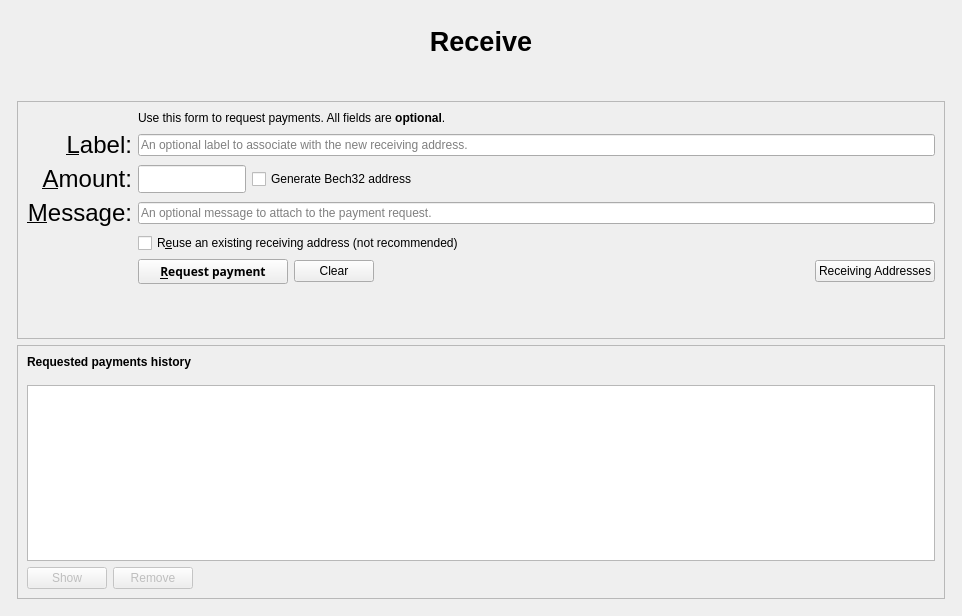
Above: src/qt/forms/receivecoinsdialog.ui from KolbyML/bitcoin before the change. Below: the same form after it.
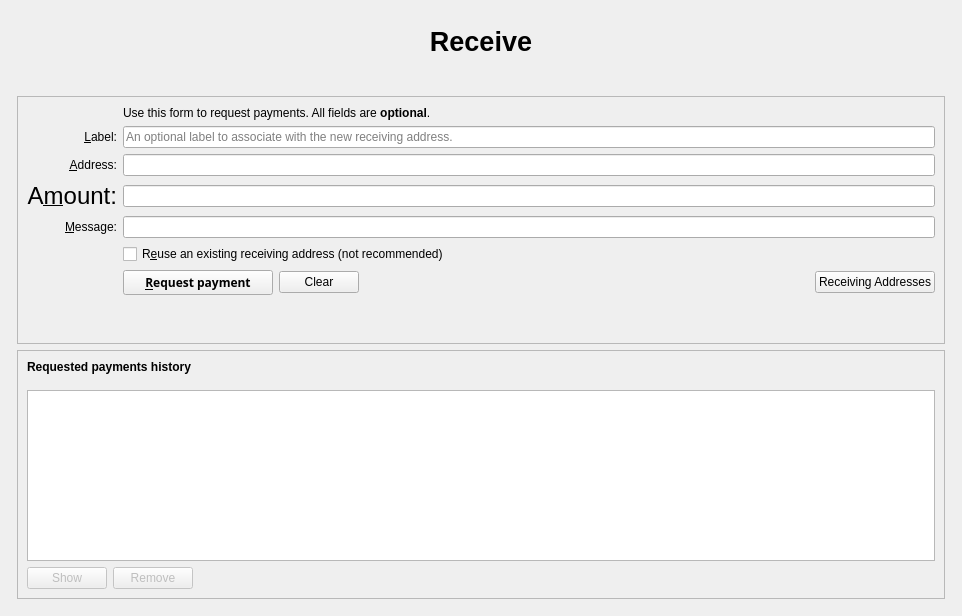
That is the form after the change. Icons and pictures are not drawn. Custom widgets are drawn as their Qt base class.

Commit message:
[UI] Add an address field to the receive form
Users will more easily access to an unused address if it's readily
available with no click needed

```diff
--- a/src/qt/forms/receivecoinsdialog.ui
+++ b/src/qt/forms/receivecoinsdialog.ui
@@ -115,64 +115,6 @@
           <layout class="QVBoxLayout" name="verticalLayout_3">
            <item>
             <layout class="QGridLayout" name="gridLayout">
-             <item row="7" column="2">
-              <widget class="QCheckBox" name="reuseAddress">
-               <property name="toolTip">
-                <string>Reuse one of the previously used receiving addresses.&lt;br&gt;Reusing addresses has security and privacy issues.&lt;br&gt;Do not use this unless re-generating a payment request made before.</string>
-               </property>
-               <property name="text">
-                <string>R&amp;euse an existing receiving address (not recommended)</string>
-               </property>
-              </widget>
-             </item>
-             <item row="7" column="0">
-              <widget class="QLabel" name="label_4">
-               <property name="text">
-                <string/>
-               </property>
-              </widget>
-             </item>
-             <item row="6" column="0">
-              <widget class="QLabel" name="label_3">
-               <property name="font">
-                <font>
-                 <pointsize>18</pointsize>
-                </font>
-               </property>
-               <property name="toolTip">
-                <string>An optional message to attach to the payment request, which will be displayed when the request is opened. Note: The message will not be sent with the payment over the Phore network.</string>
-               </property>
-               <property name="text">
-                <string>&amp;Message:</string>
-               </property>
-               <property name="alignment">
-                <set>Qt::AlignRight|Qt::AlignTrailing|Qt::AlignVCenter</set>
-               </property>
-               <property name="buddy">
-                <cstring>reqMessage</cstring>
-               </property>
-              </widget>
-             </item>
-             <item row="4" column="2">
-              <widget class="QLineEdit" name="reqLabel">
-               <property name="toolTip">
-                <string>An optional label to associate with the new receiving address.</string>
-               </property>
-               <property name="placeholderText">
-                <string>An optional label to associate with the new receiving address.</string>
-               </property>
-              </widget>
-             </item>
-             <item row="6" column="2">
-              <widget class="QLineEdit" name="reqMessage">
-               <property name="toolTip">
-                <string>An optional message to attach to the payment request, which will be displayed when the request is opened.&lt;br&gt;Note: The message will not be sent with the payment over the Phore network.</string>
-               </property>
-               <property name="placeholderText">
-                <string>An optional message to attach to the payment request.</string>
-               </property>
-              </widget>
-             </item>
              <item row="2" column="2">
               <widget class="QLabel" name="label_5">
                <property name="text">
@@ -182,11 +124,6 @@
              </item>
              <item row="4" column="0">
               <widget class="QLabel" name="label_2">
-               <property name="font">
-                <font>
-                 <pointsize>18</pointsize>
-                </font>
-               </property>
                <property name="toolTip">
                 <string>An optional label to associate with the new receiving address.</string>
                </property>
@@ -201,102 +138,130 @@
                </property>
               </widget>
              </item>
+             <item row="4" column="2">
+              <widget class="QLineEdit" name="reqLabel">
+               <property name="toolTip">
+                <string>An optional label to associate with the new receiving address.</string>
+               </property>
+               <property name="placeholderText">
+                <string>An optional label to associate with the new receiving address.</string>
+               </property>
+              </widget>
+             </item>
              <item row="5" column="0">
               <widget class="QLabel" name="label">
-               <property name="font">
-                <font>
-                 <pointsize>18</pointsize>
-                </font>
-               </property>
                <property name="toolTip">
-                <string>An optional amount to request. Leave this empty or zero to not request a specific amount.</string>
+                <string>Your receiving address. You can copy and use it to receive coins on this wallet. A new one will be generated once it is used.</string>
                </property>
                <property name="text">
-                <string>&amp;Amount:</string>
+                <string>&amp;Address:</string>
                </property>
                <property name="alignment">
                 <set>Qt::AlignRight|Qt::AlignTrailing|Qt::AlignVCenter</set>
                </property>
                <property name="buddy">
-                <cstring>reqAmount</cstring>
+                <cstring>reqAddress</cstring>
                </property>
               </widget>
              </item>
              <item row="5" column="2">
-              <layout class="QHBoxLayout" name="horizontalLayout_6">
-               <item>
-                <widget class="BitcoinAmountField" name="reqAmount">
-                 <property name="sizePolicy">
-                  <sizepolicy hsizetype="Fixed" vsizetype="Fixed">
-                   <horstretch>0</horstretch>
-                   <verstretch>0</verstretch>
-                  </sizepolicy>
-                 </property>
-                 <property name="minimumSize">
-                  <size>
-                   <width>80</width>
-                   <height>0</height>
-                  </size>
-                 </property>
-                 <property name="maximumSize">
-                  <size>
-                   <width>1000</width>
-                   <height>100</height>
-                  </size>
-                 </property>
-                 <property name="toolTip">
-                  <string>An optional amount to request. Leave this empty or zero to not request a specific amount.</string>
-                 </property>
-                </widget>
-               </item>
-               <item>
-                <widget class="QCheckBox" name="useBech32">
-                 <property name="sizePolicy">
-                  <sizepolicy hsizetype="Fixed" vsizetype="Fixed">
-                   <horstretch>0</horstretch>
-                   <verstretch>0</verstretch>
-                  </sizepolicy>
-                 </property>
-                 <property name="maximumSize">
-                  <size>
-                   <width>1000</width>
-                   <height>16777215</height>
-                  </size>
-                 </property>
-                 <property name="focusPolicy">
-                  <enum>Qt::StrongFocus</enum>
-                 </property>
-                 <property name="toolTip">
-                  <string>Bech32 addresses (BIP-173) are cheaper to spend from and offer better protection against typos. When unchecked a P2SH wrapped SegWit address will be created, compatible with older wallets.</string>
-                 </property>
-                 <property name="text">
-                  <string>Generate Bech32 address</string>
-                 </property>
-                </widget>
-               </item>
-               <item>
-                <spacer name="horizontalSpacer_3">
-                 <property name="orientation">
-                  <enum>Qt::Horizontal</enum>
-                 </property>
-                 <property name="sizeHint" stdset="0">
-                  <size>
-                   <width>0</width>
-                   <height>0</height>
-                  </size>
-                 </property>
-                </spacer>
-               </item>
-              </layout>
+              <widget class="QLineEdit" name="reqAddress">
+               <property name="readOnly">
+                <bool>true</bool>
+               </property>
+               <property name="minimumSize">
+                <size>
+                 <width>80</width>
+                 <height>0</height>
+                </size>
+               </property>
+               <property name="toolTip">
+                <string>Your receiving address. You can copy and use it to receive coins on this wallet. A new one will be generated once it is used.</string>
+               </property>
+              </widget>
+             </item>
+             <item row="6" column="0">
+              <widget class="QLabel" name="label">
+               <property name="font">
+                <font>
+                 <pointsize>18</pointsize>
+                </font>
+               </property>
+               <property name="toolTip">
+                <string>An optional amount to request. Leave this empty or zero to not request a specific amount.</string>
+               </property>
+               <property name="text">
+                <string>A&amp;mount:</string>
+               </property>
+               <property name="alignment">
+                <set>Qt::AlignRight|Qt::AlignTrailing|Qt::AlignVCenter</set>
+               </property>
+               <property name="buddy">
+                <cstring>reqAmount</cstring>
+               </property>
+              </widget>
+             </item>
+             <item row="6" column="2">
+              <widget class="BitcoinAmountField" name="reqAmount">
+               <property name="minimumSize">
+                <size>
+                 <width>80</width>
+                 <height>0</height>
+                </size>
+               </property>
+               <property name="toolTip">
+                <string>An optional amount to request. Leave this empty or zero to not request a specific amount.</string>
+               </property>
+              </widget>
+             </item>
+             <item row="7" column="0">
+              <widget class="QLabel" name="label_3">
+               <property name="toolTip">
+                <string>An optional message to attach to the payment request, which will be displayed when the request is opened. Note: The message will not be sent with the payment over the PIVX network.</string>
+               </property>
+               <property name="text">
+                <string>&amp;Message:</string>
+               </property>
+               <property name="alignment">
+                <set>Qt::AlignRight|Qt::AlignTrailing|Qt::AlignVCenter</set>
+               </property>
+               <property name="buddy">
+                <cstring>reqMessage</cstring>
+               </property>
+              </widget>
+             </item>
+             <item row="7" column="2">
+              <widget class="QLineEdit" name="reqMessage">
+               <property name="toolTip">
+                <string>An optional message to attach to the payment request, which will be displayed when the request is opened.&lt;br&gt;Note: The message will not be sent with the payment over the PIVX network.</string>
+               </property>
+              </widget>
              </item>
              <item row="8" column="0">
-              <widget class="QLabel" name="label_7">
+              <widget class="QLabel" name="label_4">
                <property name="text">
                 <string/>
                </property>
               </widget>
              </item>
              <item row="8" column="2">
+              <widget class="QCheckBox" name="reuseAddress">
+               <property name="toolTip">
+                <string>Reuse one of the previously used receiving addresses.&lt;br&gt;Reusing addresses has security and privacy issues.&lt;br&gt;Do not use this unless re-generating a payment request made before.</string>
+               </property>
+               <property name="text">
+                <string>R&amp;euse an existing receiving address (not recommended)</string>
+               </property>
+              </widget>
+             </item>
+             <item row="9" column="0">
+              <widget class="QLabel" name="label_7">
+               <property name="text">
+                <string/>
+               </property>
+              </widget>
+             </item>
+             <item row="9" column="2">
               <layout class="QHBoxLayout" name="horizontalLayout">
                <item>
                 <widget class="QPushButton" name="receiveButton">
@@ -366,7 +331,7 @@
                </item>
               </layout>
              </item>
-             <item row="9" column="2">
+             <item row="10" column="2">
               <spacer name="verticalSpacer">
                <property name="orientation">
                 <enum>Qt::Vertical</enum>
```
Left out of the diff: 1 changed line with no effect on the pictures. The commit also changes 2 other files.
